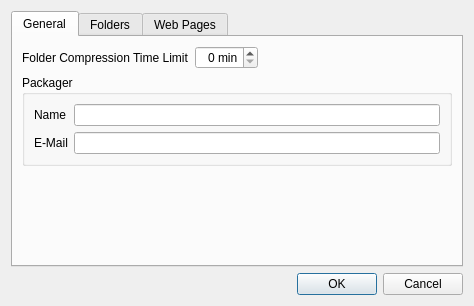
Old version of the form configurationdialog.ui in the repository huseyinkozan/PiSiDo.
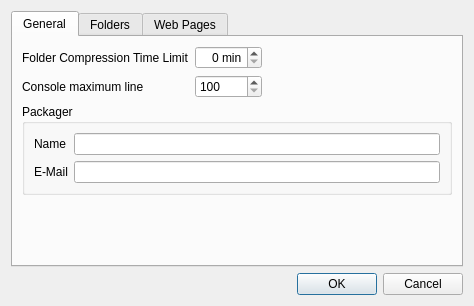
New version of the form.

Commit message: Add line limit to console.

```diff
--- a/configurationdialog.ui
+++ b/configurationdialog.ui
@@ -41,7 +41,7 @@
          </property>
         </widget>
        </item>
-       <item row="2" column="0">
+       <item row="3" column="0">
         <spacer name="verticalSpacer">
          <property name="orientation">
           <enum>Qt::Vertical</enum>
@@ -67,7 +67,7 @@
          </property>
         </spacer>
        </item>
-       <item row="1" column="0" colspan="3">
+       <item row="2" column="0" colspan="3">
         <widget class="QGroupBox" name="gb_packager">
          <property name="title">
           <string>Packager</string>
@@ -96,6 +96,23 @@
          </layout>
         </widget>
        </item>
+       <item row="1" column="0">
+        <widget class="QLabel" name="lbl_console_max_line">
+         <property name="text">
+          <string>Console maximum line</string>
+         </property>
+        </widget>
+       </item>
+       <item row="1" column="1">
+        <widget class="QSpinBox" name="sb_console_max_line">
+         <property name="minimum">
+          <number>100</number>
+         </property>
+         <property name="maximum">
+          <number>999999999</number>
+         </property>
+        </widget>
+       </item>
       </layout>
      </widget>
      <widget class="QWidget" name="tab_2">
```
The commit also changes 8 other files.
